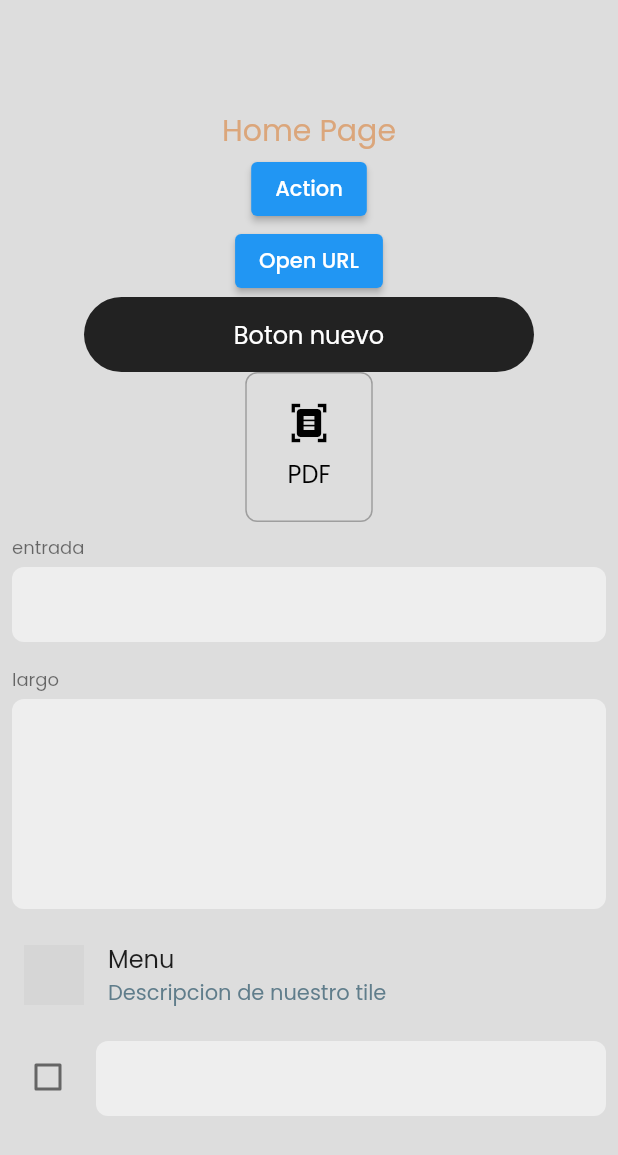
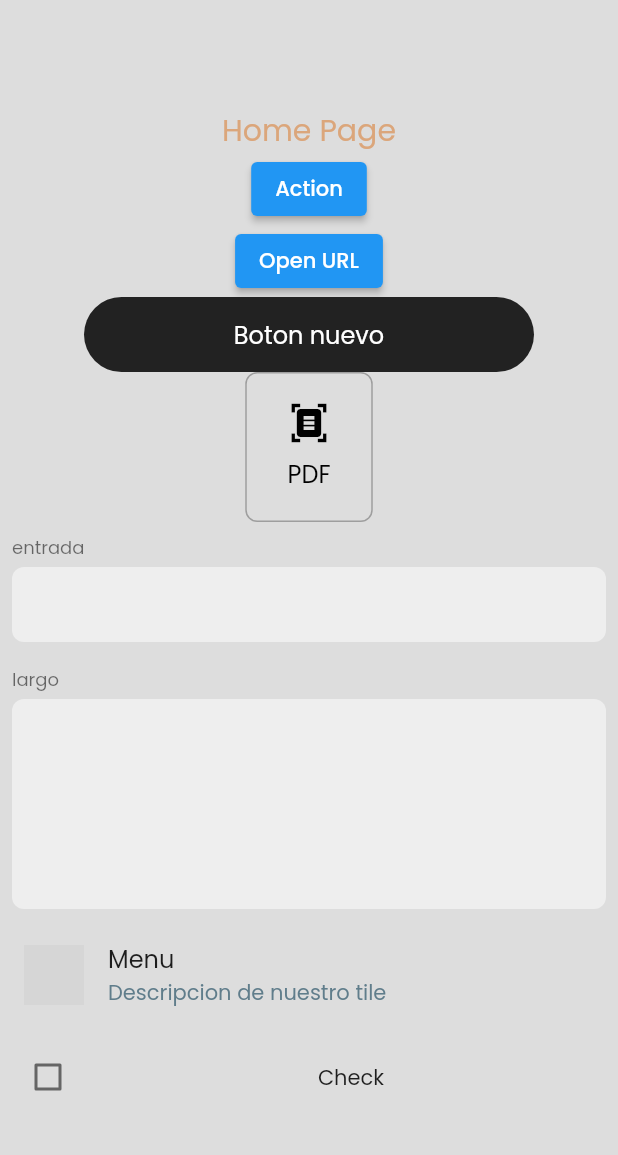
Before and after one commit to Choice-AG/note_app, a Flutter app: the screen it shows after launch, on a phone screen of 412 x 824 dp. Shown: the top 1155 px of the screen. Run offline on Flutter 3.47's test engine with Material 2 defaults, Android fonts, the phone set to English and light mode, and no system bars; our stand-ins replace google_fonts, shared_preferences; network calls fail; grey boxes are pictures that could not be loaded.

Commit message:
first components finished

```diff
--- a/lib/ui/widgets/custom_tiles/check_tile.dart
+++ b/lib/ui/widgets/custom_tiles/check_tile.dart
@@ -1,10 +1,10 @@
 import 'package:flutter/material.dart';
+import 'package:note_app/core/controllers/theme_controller.dart';
 
 class CheckTile extends StatefulWidget {
   final String title;
   bool? activate;
   final Function(bool)? onChanged;
-
   CheckTile({Key? key, this.title = "", this.activate = false, this.onChanged}) : super(key: key);
 
   @override
@@ -14,28 +14,32 @@ class CheckTile extends StatefulWidget {
 class _CheckTileState extends State<CheckTile> {
   @override
   Widget build(BuildContext context) {
+    final theme = ThemeController.instance;
     return Padding(
       padding: const EdgeInsets.all(8),
       child: Row(
         crossAxisAlignment: CrossAxisAlignment.start,
+        mainAxisAlignment: MainAxisAlignment.center,
         children: [
           Checkbox(
+              activeColor: theme.primary(),
               value: widget.activate,
               onChanged: (value) {
                 setState(() {
                   widget.activate = value;
                 });
-                widget.onChanged;
+                widget.activate;
               }),
           const SizedBox(width: 8),
           Expanded(
-            child: Container(
-              height: 50,
-              decoration: BoxDecoration(
-                color: Colors.grey[200],
-                borderRadius: BorderRadius.circular(8),
-              ),
-            ),
+            child: SizedBox(
+                height: 50,
+                child: Center(
+                  child: Text(
+                    widget.title,
+                    style: TextStyle(color: theme.getColorText()),
+                  ),
+                )),
           ),
         ],
       ),
```
